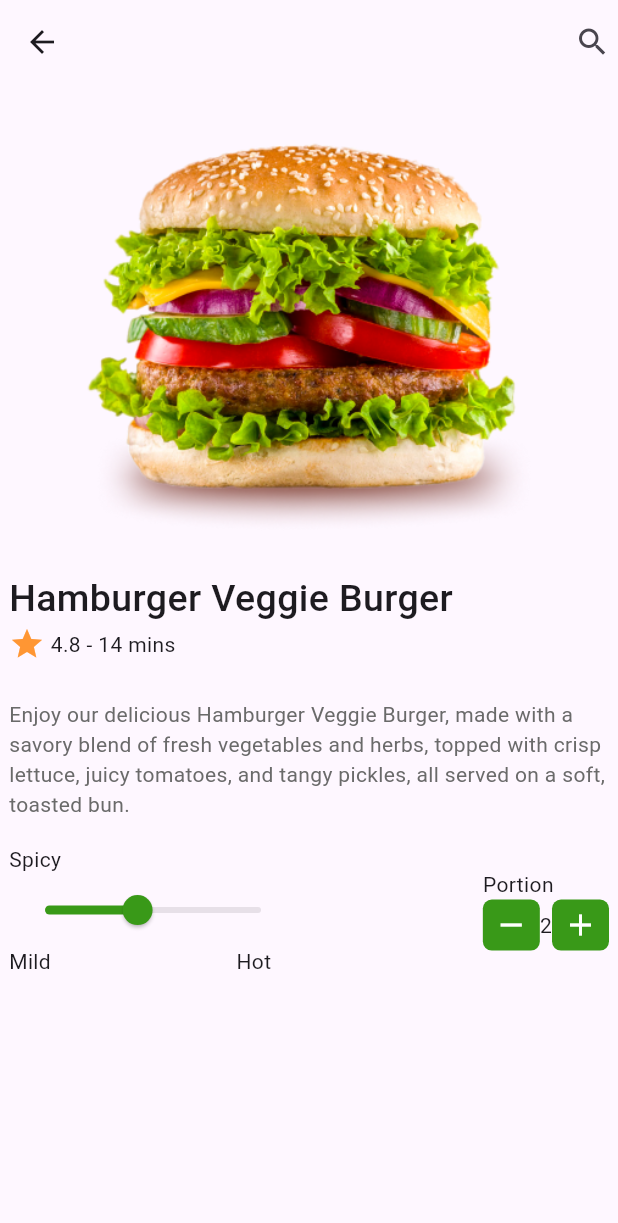
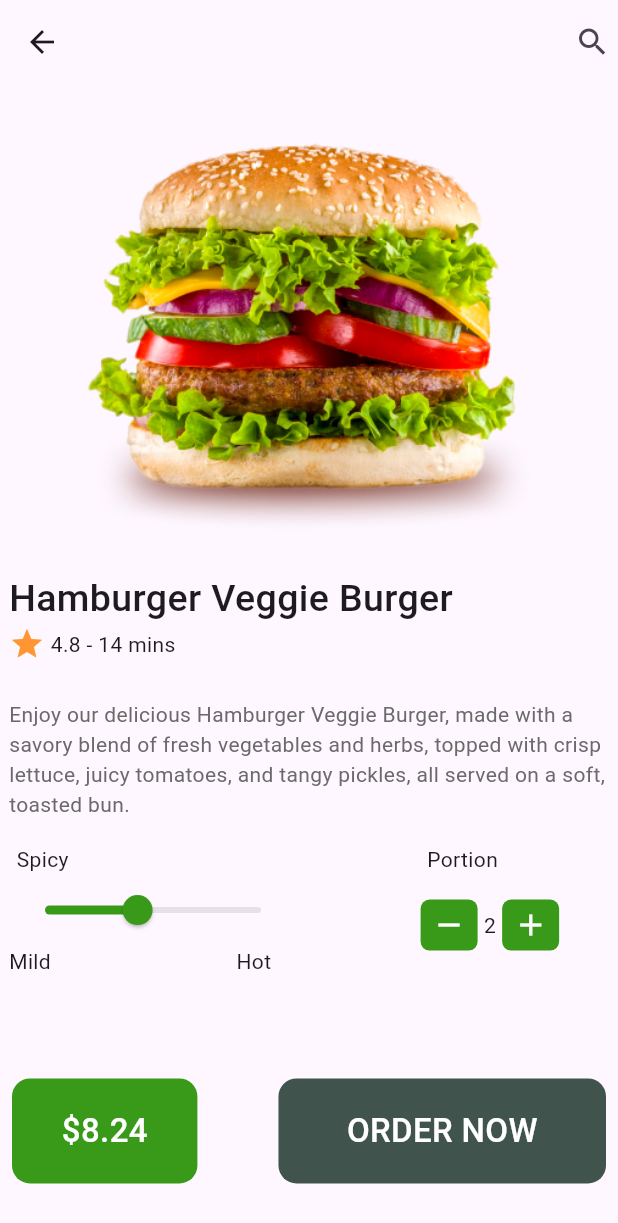
Before and after one commit to makgr/food_app_ui, a Flutter app: the ItemDetailsScreen screen opened directly, on a phone screen of 412 x 824 dp. Shown: the top 1223 px of the screen. Run offline on Flutter 3.47's test engine with Material 3 defaults, Android fonts, the phone set to English and light mode, and no system bars.

Commit message:
item details screen updated

```diff
--- a/lib/constant/app_color.dart
+++ b/lib/constant/app_color.dart
@@ -15,4 +15,6 @@ class AppColor {
   static const floatingActionIconColor = Colors.white;
   static const bottomAppbarIconColor = Colors.white;
   static const itemDetailsTextColor = Color(0xff6A6A6A);
+  static const priceButtonTextColor = Colors.white;
+  static const orderButtonTextColor = Color(0xff40534C);
 }
--- a/lib/screens/item_details_screen.dart
+++ b/lib/screens/item_details_screen.dart
@@ -30,7 +30,9 @@ class _ItemDetailsScreenState extends State<ItemDetailsScreen> {
           )
         ],
       ),
-      body: SingleChildScrollView(
+      body: Stack(
+        children: [
+          SingleChildScrollView(
             child: Padding(
               padding: EdgeInsets.only(left: 6.0, right: 6.0),
               child: Column(
@@ -78,14 +80,29 @@ class _ItemDetailsScreenState extends State<ItemDetailsScreen> {
                   SizedBox(
                     height: MediaQuery.of(context).size.height * 0.02,
                   ),
-              Row(
+                  Padding(
+                    padding: EdgeInsets.symmetric(horizontal: 5.0),
+                    child: Row(
+                      mainAxisAlignment: MainAxisAlignment.start,
+                      children: [
+                        Text("Spicy"),
+                        SizedBox(
+                          width: MediaQuery.of(context).size.width * 0.58,
+                        ),
+                        Text("Portion"),
+                      ],
+                    ),
+                  ),
+                  SingleChildScrollView(
+                    scrollDirection: Axis.horizontal,
+                    physics: NeverScrollableScrollPhysics(),
+                    child: Row(
                       mainAxisAlignment: MainAxisAlignment.spaceBetween,
                       children: [
                         Container(
                           child: Column(
                             crossAxisAlignment: CrossAxisAlignment.start,
                             children: [
-                        Text("Spicy"),
                               Slider(
                                 activeColor: AppColor.primaryColor,
                                 thumbColor: AppColor.primaryColor,
@@ -102,7 +119,8 @@ class _ItemDetailsScreenState extends State<ItemDetailsScreen> {
                                 children: [
                                   Text("Mild"),
                                   SizedBox(
-                              width: MediaQuery.of(context).size.width * 0.3,
+                                    width:
+                                        MediaQuery.of(context).size.width * 0.3,
                                   ),
                                   Text("Hot"),
                                 ],
@@ -110,11 +128,13 @@ class _ItemDetailsScreenState extends State<ItemDetailsScreen> {
                             ],
                           ),
                         ),
+                        SizedBox(
+                          width: MediaQuery.of(context).size.width * 0.2,
+                        ),
                         Container(
                           child: Column(
                             crossAxisAlignment: CrossAxisAlignment.start,
                             children: [
-                        Text("Portion"),
                               Row(
                                 children: [
                                   InkWell(
@@ -134,7 +154,15 @@ class _ItemDetailsScreenState extends State<ItemDetailsScreen> {
                                       ),
                                     ),
                                   ),
+                                  SizedBox(
+                                    width: MediaQuery.of(context).size.width *
+                                        0.01,
+                                  ),
                                   Text("2"),
+                                  SizedBox(
+                                    width: MediaQuery.of(context).size.width *
+                                        0.01,
+                                  ),
                                   InkWell(
                                     onTap: () {
                                       setState(() {});
@@ -159,10 +187,65 @@ class _ItemDetailsScreenState extends State<ItemDetailsScreen> {
                         ),
                       ],
                     ),
+                  ),
+                  SizedBox(
+                    height: MediaQuery.of(context).size.height * 0.2,
+                  ),
                 ],
               ),
             ),
           ),
+          Align(
+            alignment: Alignment.bottomCenter,
+            child: Container(
+              height: MediaQuery.of(context).size.height * 0.17,
+              width: MediaQuery.of(context).size.width,
+              padding: EdgeInsets.symmetric(horizontal: 8.0),
+              child: Row(
+                mainAxisAlignment: MainAxisAlignment.spaceBetween,
+                children: [
+                  Container(
+                    height: 70,
+                    width: MediaQuery.of(context).size.width * 0.30,
+                    padding: EdgeInsets.all(16.0),
+                    decoration: BoxDecoration(
+                      color: AppColor.primaryColor,
+                      borderRadius: BorderRadius.circular(12.0),
+                    ),
+                    child: Center(
+                      child: Text(
+                        "\$8.24",
+                        style: TextStyle(
+                            color: AppColor.priceButtonTextColor,
+                            fontSize: 22,
+                            fontWeight: FontWeight.w500),
+                      ),
+                    ),
+                  ),
+                  Container(
+                    height: 70,
+                    width: MediaQuery.of(context).size.width * 0.530,
+                    padding: EdgeInsets.all(16.0),
+                    decoration: BoxDecoration(
+                      color: AppColor.orderButtonTextColor,
+                      borderRadius: BorderRadius.circular(12.0),
+                    ),
+                    child: Center(
+                      child: Text(
+                        "ORDER NOW",
+                        style: TextStyle(
+                            color: AppColor.priceButtonTextColor,
+                            fontSize: 22,
+                            fontWeight: FontWeight.w500),
+                      ),
+                    ),
+                  ),
+                ],
+              ),
+            ),
+          ),
+        ],
+      ),
     );
   }
 }
```
Lines whose indentation alone changed are shown as unchanged.
